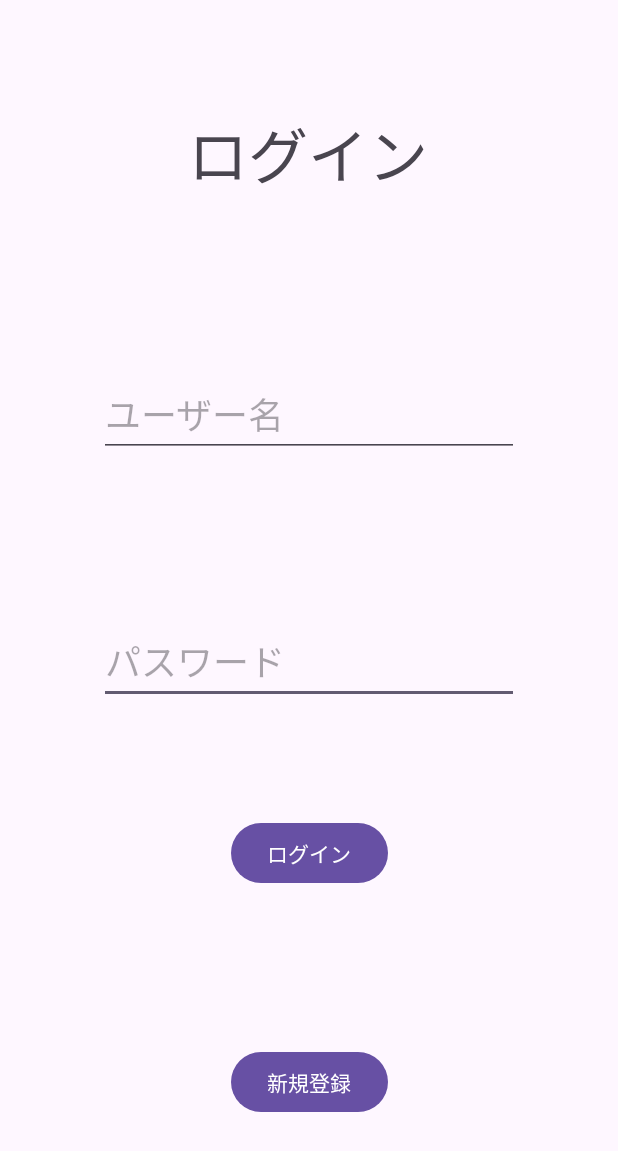
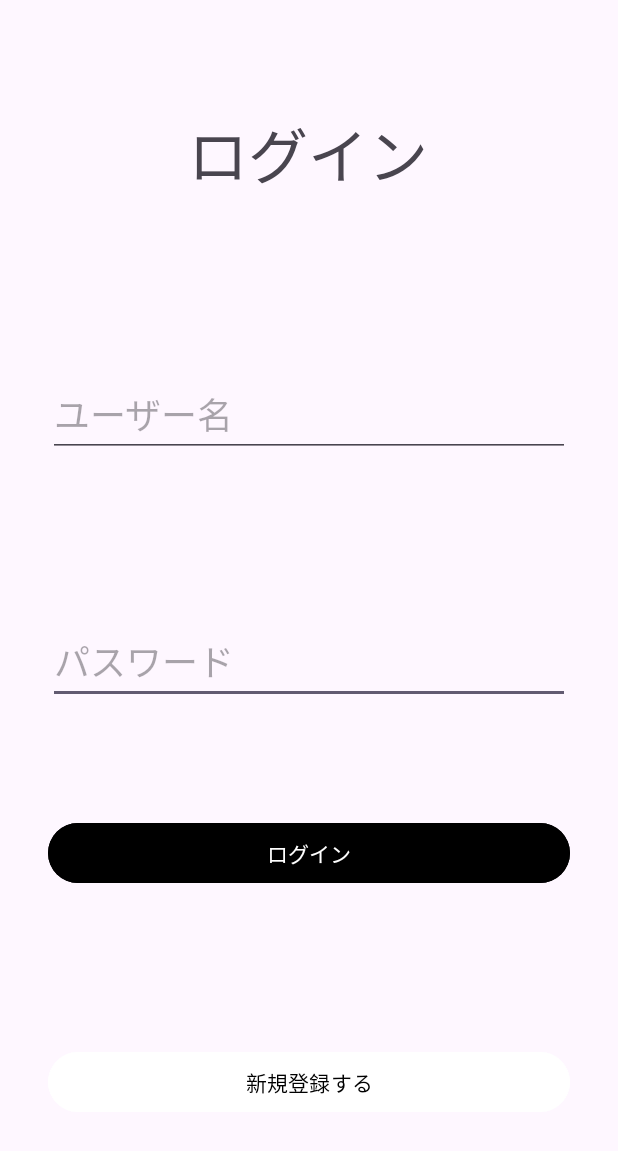
Before and after one commit to itc-s21014/pbl2, an Android app: the layout activity_main.xml on its own in the app's theme, with its tools: preview values and no code run, on a phone screen of 412 x 824 dp. Shown: the top 1151 px of the screen. Run offline under Robolectric (Android 15) with nearby library versions, the phone set to English and light mode, and no system bars.

Commit message:
一旦上げときます

```diff
--- a/app/src/main/res/layout/activity_main.xml
+++ b/app/src/main/res/layout/activity_main.xml
@@ -42,8 +42,11 @@
 
     <Button
         android:id="@+id/login2"
-        android:layout_width="wrap_content"
+        android:layout_width="0dp"
         android:layout_height="wrap_content"
+        android:layout_marginStart="32dp"
+        android:layout_marginEnd="32dp"
+        android:backgroundTint="@color/black"
         android:text="@string/login2"
         app:layout_constraintBottom_toTopOf="@+id/guideline5"
         app:layout_constraintEnd_toEndOf="parent"
@@ -59,9 +62,13 @@
 
     <Button
         android:id="@+id/signupb"
-        android:layout_width="wrap_content"
+        android:layout_width="0dp"
         android:layout_height="wrap_content"
+        android:layout_marginStart="32dp"
+        android:layout_marginEnd="32dp"
+        android:backgroundTint="@color/white"
         android:text="@string/sign"
+        android:textColor="@color/black"
         app:layout_constraintBottom_toBottomOf="parent"
         app:layout_constraintEnd_toEndOf="parent"
         app:layout_constraintStart_toStartOf="parent"
@@ -69,11 +76,13 @@
 
     <EditText
         android:id="@+id/password"
-        android:layout_width="wrap_content"
+        android:layout_width="0dp"
         android:layout_height="wrap_content"
+        android:layout_marginStart="32dp"
+        android:layout_marginEnd="32dp"
         android:ems="10"
+        android:hint="パスワード"
         android:inputType="numberPassword"
-        android:hint="パスワード"
         android:textSize="24sp"
         app:layout_constraintBottom_toTopOf="@+id/guideline4"
         app:layout_constraintEnd_toEndOf="parent"
@@ -82,8 +91,10 @@
 
     <EditText
         android:id="@+id/name"
-        android:layout_width="wrap_content"
+        android:layout_width="0dp"
         android:layout_height="wrap_content"
+        android:layout_marginStart="32dp"
+        android:layout_marginEnd="32dp"
         android:ems="10"
         android:hint="ユーザー名"
         android:inputType="text"
--- a/app/src/main/res/layout/activity_signup.xml
+++ b/app/src/main/res/layout/activity_signup.xml
@@ -74,6 +74,7 @@
         android:layout_height="wrap_content"
         android:layout_marginStart="32dp"
         android:layout_marginEnd="32dp"
+        android:backgroundTint="@color/black"
         android:text="@string/register"
         android:textSize="20sp"
         app:layout_constraintBottom_toBottomOf="parent"
--- a/app/src/main/res/values/strings.xml
+++ b/app/src/main/res/values/strings.xml
@@ -4,8 +4,8 @@
     <string name="name">ユーザー名</string>
     <string name="passwd">パスワード</string>
     <string name="login2">ログイン</string>
-    <string name="sign">新規登録</string>
-
+    <string name="sign">新規登録する</string>
+    <string name="register">登録</string>
     <string name="sf_setting_finished">登録完了⏱</string>
     <string name="sf_to_home">HOMEに戻る</string>
     <string name="sf_to_use">使ってみる</string>
```
Also changed, not shown: app/src/main/java/com/example/pbl/RegisterActivity.kt (added, +14 -0 lines), app/src/main/java/com/example/pbl/SignupActivity.kt (+15 -0 lines).
